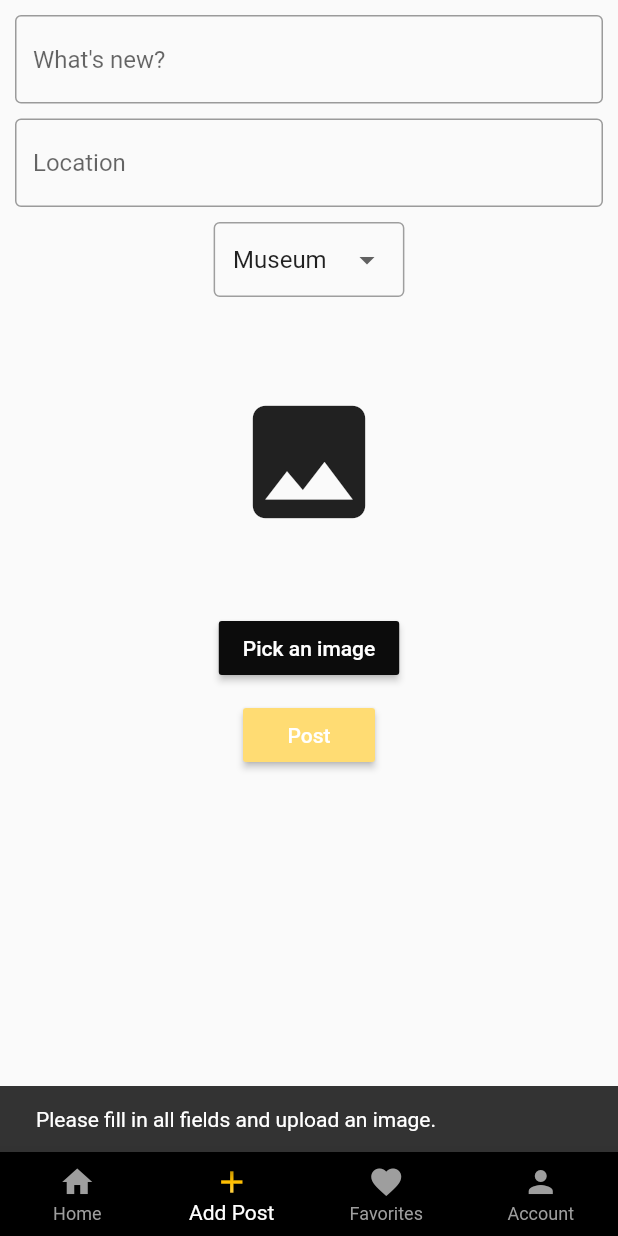
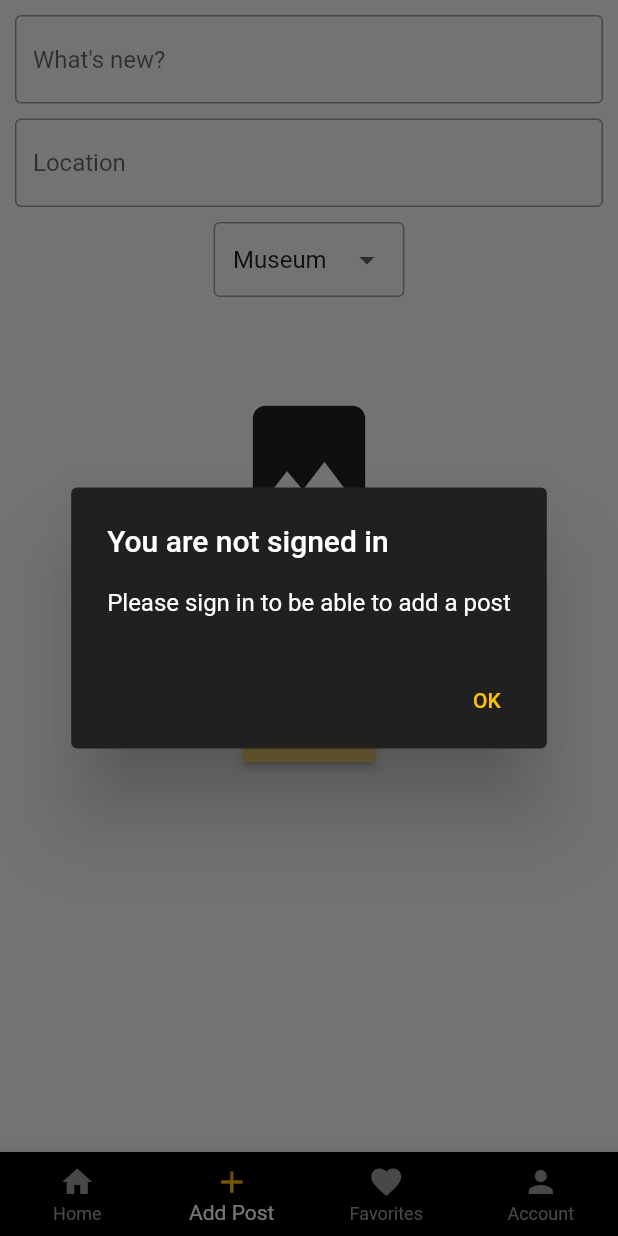
Before and after one commit to skittlesaur/cleotour, a Flutter app: the screen it shows after launch, item 2 of the bottom bar chosen, after a tap on "Post", on a phone screen of 412 x 824 dp. Run offline on Flutter 3.47's test engine with Material 2 defaults, Android fonts, the phone set to English and light mode, and no system bars; our stand-ins replace cloud_firestore, firebase_auth, firebase_core, firebase_storage, image_picker; accounts and stored records are empty.

```diff
--- a/lib/main.dart
+++ b/lib/main.dart
@@ -11,12 +11,12 @@ import 'screens/home.dart';
 Future main() async {
   WidgetsFlutterBinding.ensureInitialized();
   await Firebase.initializeApp(
-      options: FirebaseOptions(
+      /*options: FirebaseOptions(
           appId: '1:277688353042:android:95f586db4aa1556a3a33cb',
           apiKey: 'AIzaSyBha9BBSHOLFjkIBuKJOCinYYWCOqUV2Gk',
           projectId: 'cleotour-8bd53',
           messagingSenderId: '277688353042',
-          storageBucket: 'cleotour-8bd53.appspot.com/'),
+          storageBucket: 'cleotour-8bd53.appspot.com/'),*/
       );
 
   runApp(MyApp());
--- a/lib/screens/add-post.dart
+++ b/lib/screens/add-post.dart
@@ -6,6 +6,7 @@ import 'package:firebase_storage/firebase_storage.dart';
 import 'package:uuid/uuid.dart';
 import 'package:cloud_firestore/cloud_firestore.dart';
 import '../../auth.dart';
+import 'package:cleotour/widgets/common/alertDialogWidget.dart';
 
 class AddPostScreen extends StatefulWidget {
   @override
@@ -21,6 +22,8 @@ class _AddPostScreenState extends State<AddPostScreen> {
   final _locationController = TextEditingController();
 
   var categoryValue = "Museum";
+  dynamic user = Auth().getCurrentUser();
+  dynamic id = Auth().getCurrentUser()?.uid;
 
   void setImage(String imagePath2) {
     setState(() {
@@ -121,7 +124,15 @@ class _AddPostScreenState extends State<AddPostScreen> {
                     ),
                     MaterialButton(
                       onPressed: () async {
-                        if (_postBodyController.text.isEmpty ||
+                        if (id == null || user == null) {
+                          showDialog(
+                            context: context,
+                            builder: (BuildContext context) {
+                              return AlertDialogWidget(title: "You are not signed in", content: "Please sign in to be able to add a post");
+                            },
+                          );
+                          return;
+                        } else if (_postBodyController.text.isEmpty ||
                             _locationController.text.isEmpty ||
                             imagePath == null) {
                           ScaffoldMessenger.of(context).showSnackBar(
--- /dev/null
+++ b/lib/widgets/common/alertDialogWidget.dart
@@ -0,0 +1,25 @@
+import 'package:flutter/material.dart';
+
+class AlertDialogWidget extends StatelessWidget {
+  String title;
+  String content;
+
+  AlertDialogWidget({required this.title, required this.content});
+
+  @override
+  Widget build(BuildContext context) {
+    return AlertDialog(
+      backgroundColor: Color.fromRGBO(32, 32, 33, 1),
+      title: Text(title, style: TextStyle(color: Colors.white)),
+      content: Text(content, style: TextStyle(color: Colors.white)),
+      actions: [
+        TextButton(
+          onPressed: () {
+            Navigator.pop(context); // Close the dialog
+          },
+          child: Text('OK', style: TextStyle(color: Colors.amber)),
+        ),
+      ],
+    );
+  }
+}
```
Also changed, not shown: lib/widgets/common/addCommentWidget.dart (+13 -1 lines).
